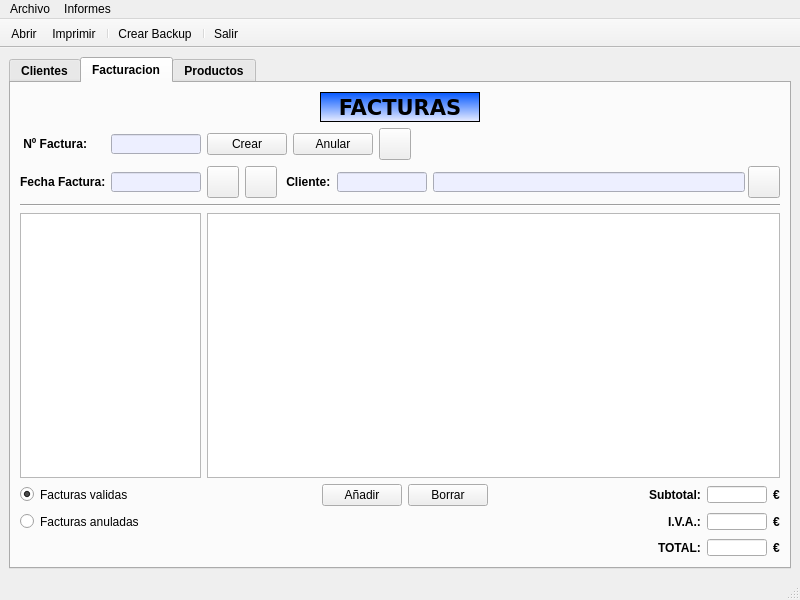
First picture: the form in venPrincipal.ui, repository MelonRodante/MarquezMiguel, before the edit.
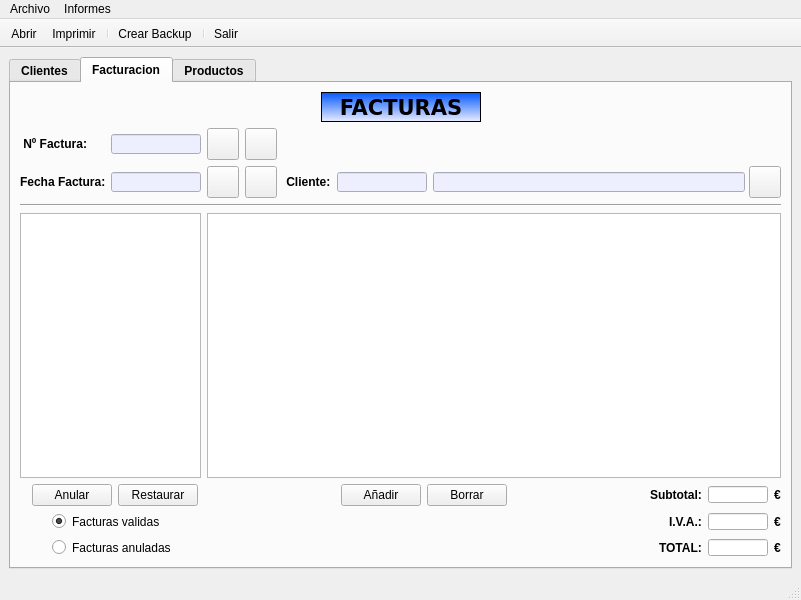
Second picture: the form after the edit. Icons and pictures are not drawn.

Commit message: Terminado panel facturacion

Patch:
```diff
--- a/venPrincipal.ui
+++ b/venPrincipal.ui
@@ -6,7 +6,7 @@
    <rect>
     <x>0</x>
     <y>0</y>
-    <width>800</width>
+    <width>801</width>
     <height>600</height>
    </rect>
   </property>
@@ -1235,20 +1235,19 @@
            </widget>
           </item>
           <item>
-           <widget class="QPushButton" name="pushButton">
-            <property name="font">
-             <font>
-              <weight>50</weight>
-              <bold>false</bold>
-             </font>
+           <widget class="QPushButton" name="btnFacturacionNueva">
+            <property name="minimumSize">
+             <size>
+              <width>32</width>
+              <height>32</height>
+             </size>
             </property>
-            <property name="text">
-             <string>Crear</string>
+            <property name="maximumSize">
+             <size>
+              <width>32</width>
+              <height>32</height>
+             </size>
             </property>
-           </widget>
-          </item>
-          <item>
-           <widget class="QPushButton" name="pushButton_2">
             <property name="font">
              <font>
               <weight>50</weight>
@@ -1256,7 +1255,17 @@
              </font>
             </property>
             <property name="text">
-             <string>Anular</string>
+             <string/>
+            </property>
+            <property name="icon">
+             <iconset resource="img/rc_botonesInterfaz.qrc">
+              <normaloff>:/nuevo/nuevo.png</normaloff>:/nuevo/nuevo.png</iconset>
+            </property>
+            <property name="iconSize">
+             <size>
+              <width>24</width>
+              <height>24</height>
+             </size>
             </property>
            </widget>
           </item>
@@ -1635,7 +1644,69 @@
            </widget>
           </item>
           <item>
-           <widget class="QTableWidget" name="tablaVentas"/>
+           <widget class="QTableWidget" name="tablaVentas">
+            <attribute name="horizontalHeaderVisible">
+             <bool>false</bool>
+            </attribute>
+            <attribute name="horizontalHeaderHighlightSections">
+             <bool>true</bool>
+            </attribute>
+            <column>
+             <property name="text">
+              <string>Codigo Venta</string>
+             </property>
+             <property name="font">
+              <font>
+               <weight>75</weight>
+               <bold>true</bold>
+              </font>
+             </property>
+            </column>
+            <column>
+             <property name="text">
+              <string>Producto</string>
+             </property>
+             <property name="font">
+              <font>
+               <weight>75</weight>
+               <bold>true</bold>
+              </font>
+             </property>
+            </column>
+            <column>
+             <property name="text">
+              <string>Cantidad</string>
+             </property>
+             <property name="font">
+              <font>
+               <weight>75</weight>
+               <bold>true</bold>
+              </font>
+             </property>
+            </column>
+            <column>
+             <property name="text">
+              <string>Precio</string>
+             </property>
+             <property name="font">
+              <font>
+               <weight>75</weight>
+               <bold>true</bold>
+              </font>
+             </property>
+            </column>
+            <column>
+             <property name="text">
+              <string>Total</string>
+             </property>
+             <property name="font">
+              <font>
+               <weight>75</weight>
+               <bold>true</bold>
+              </font>
+             </property>
+            </column>
+           </widget>
           </item>
          </layout>
         </item>
@@ -1645,25 +1716,23 @@
            <number>0</number>
           </property>
           <item>
-           <widget class="QRadioButton" name="radioButton">
-            <property name="sizePolicy">
-             <sizepolicy hsizetype="Fixed" vsizetype="Fixed">
-              <horstretch>0</horstretch>
-              <verstretch>0</verstretch>
-             </sizepolicy>
+           <spacer name="horizontalSpacer_11">
+            <property name="orientation">
+             <enum>Qt::Horizontal</enum>
             </property>
-            <property name="minimumSize">
-             <size>
-              <width>141</width>
-              <height>17</height>
-             </size>
+            <property name="sizeType">
+             <enum>QSizePolicy::Fixed</enum>
             </property>
-            <property name="maximumSize">
+            <property name="sizeHint" stdset="0">
              <size>
-              <width>14</width>
-              <height>17</height>
+              <width>12</width>
+              <height>20</height>
              </size>
             </property>
+           </spacer>
+          </item>
+          <item>
+           <widget class="QPushButton" name="brnAnular">
             <property name="font">
              <font>
               <weight>50</weight>
@@ -1671,14 +1740,21 @@
              </font>
             </property>
             <property name="text">
-             <string>Facturas validas</string>
+             <string>Anular</string>
             </property>
-            <property name="checked">
-             <bool>true</bool>
+           </widget>
+          </item>
+          <item>
+           <widget class="QPushButton" name="btnRestaurar">
+            <property name="font">
+             <font>
+              <weight>50</weight>
+              <bold>false</bold>
+             </font>
             </property>
-            <attribute name="buttonGroup">
-             <string notr="true">grpFacturas</string>
-            </attribute>
+            <property name="text">
+             <string>Restaurar</string>
+            </property>
            </widget>
           </item>
           <item>
@@ -1804,7 +1880,23 @@
            <number>0</number>
           </property>
           <item>
-           <widget class="QRadioButton" name="radioButton_2">
+           <spacer name="horizontalSpacer_15">
+            <property name="orientation">
+             <enum>Qt::Horizontal</enum>
+            </property>
+            <property name="sizeType">
+             <enum>QSizePolicy::Fixed</enum>
+            </property>
+            <property name="sizeHint" stdset="0">
+             <size>
+              <width>32</width>
+              <height>20</height>
+             </size>
+            </property>
+           </spacer>
+          </item>
+          <item>
+           <widget class="QRadioButton" name="rbtFacturasValidas">
             <property name="sizePolicy">
              <sizepolicy hsizetype="Fixed" vsizetype="Fixed">
               <horstretch>0</horstretch>
@@ -1830,7 +1922,10 @@
              </font>
             </property>
             <property name="text">
-             <string>Facturas anuladas</string>
+             <string>Facturas validas</string>
+            </property>
+            <property name="checked">
+             <bool>true</bool>
             </property>
             <attribute name="buttonGroup">
              <string notr="true">grpFacturas</string>
@@ -1920,6 +2015,56 @@
           <property name="topMargin">
            <number>0</number>
           </property>
+          <item>
+           <spacer name="horizontalSpacer_10">
+            <property name="orientation">
+             <enum>Qt::Horizontal</enum>
+            </property>
+            <property name="sizeType">
+             <enum>QSizePolicy::Fixed</enum>
+            </property>
+            <property name="sizeHint" stdset="0">
+             <size>
+              <width>32</width>
+              <height>20</height>
+             </size>
+            </property>
+           </spacer>
+          </item>
+          <item>
+           <widget class="QRadioButton" name="rbtFacturasAnuladas">
+            <property name="sizePolicy">
+             <sizepolicy hsizetype="Fixed" vsizetype="Fixed">
+              <horstretch>0</horstretch>
+              <verstretch>0</verstretch>
+             </sizepolicy>
+            </property>
+            <property name="minimumSize">
+             <size>
+              <width>141</width>
+              <height>17</height>
+             </size>
+            </property>
+            <property name="maximumSize">
+             <size>
+              <width>14</width>
+              <height>17</height>
+             </size>
+            </property>
+            <property name="font">
+             <font>
+              <weight>50</weight>
+              <bold>false</bold>
+             </font>
+            </property>
+            <property name="text">
+             <string>Facturas anuladas</string>
+            </property>
+            <attribute name="buttonGroup">
+             <string notr="true">grpFacturas</string>
+            </attribute>
+           </widget>
+          </item>
           <item>
            <spacer name="horizontalSpacer_7">
             <property name="orientation">
@@ -2636,7 +2781,7 @@
     <rect>
      <x>0</x>
      <y>0</y>
-     <width>800</width>
+     <width>801</width>
      <height>21</height>
     </rect>
    </property>
```
Left out of the diff: 14 changed lines with no effect on the pictures. The commit also changes 3 other files.
